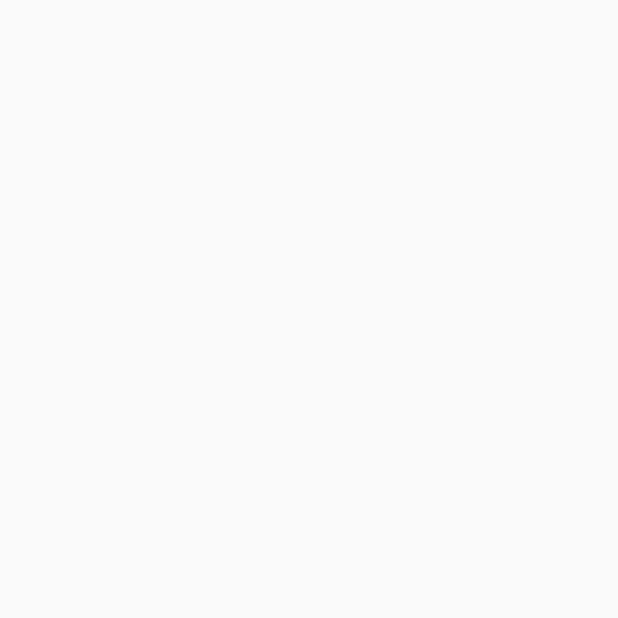
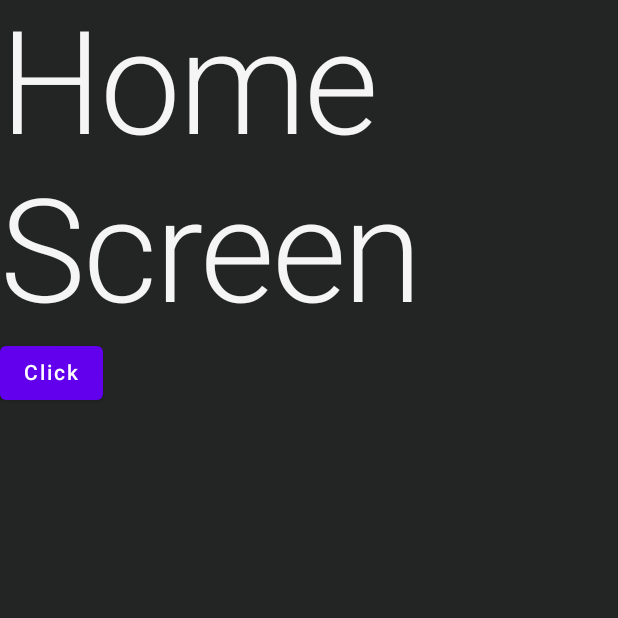
Before and after one commit to DEJA-1/Flight, an Android app built with Jetpack Compose: the screen it shows after launch (MainActivity), on a phone screen of 412 x 824 dp, the top half of it. Before the commit the part shown is empty. Run offline under Robolectric (Android 15) with nearby library versions, the phone set to English and light mode, and no system bars.

Commit message:
add navigation

```diff
--- a/app/src/main/java/com/example/flight/MainActivity.kt
+++ b/app/src/main/java/com/example/flight/MainActivity.kt
@@ -10,6 +10,7 @@ import androidx.compose.material.Text
 import androidx.compose.runtime.Composable
 import androidx.compose.ui.Modifier
 import androidx.compose.ui.tooling.preview.Preview
+import com.example.flight.navigation.NavGraph
 import com.example.flight.ui.theme.FlightTheme
 
 class MainActivity : ComponentActivity() {
@@ -17,7 +18,7 @@ class MainActivity : ComponentActivity() {
         super.onCreate(savedInstanceState)
         setContent {
             FlightTheme {
-
+                NavGraph()
             }
         }
     }
--- a/app/src/main/java/com/example/flight/common/AppColors.kt
+++ b/app/src/main/java/com/example/flight/common/AppColors.kt
@@ -6,4 +6,5 @@ object AppColors {
     val mBackground = Color(0xFF232424)
     val mBackgroundSec = Color(0xFF333533)
     val mMain = Color(0xFF6bd425)
+    val mTextWhite = Color(0xFFf5f5f5)
 }
--- /dev/null
+++ b/app/src/main/java/com/example/flight/navigation/NavGraph.kt
@@ -0,0 +1,37 @@
+package com.example.flight.navigation
+
+import androidx.compose.runtime.Composable
+import androidx.navigation.compose.NavHost
+import androidx.navigation.compose.composable
+import androidx.navigation.compose.rememberNavController
+import com.example.flight.presentation.screen.home.HomeScreen
+import com.example.flight.presentation.screen.info.InfoScreen
+import com.example.flight.presentation.screen.saved.SavedScreen
+
+@Composable
+fun NavGraph() {
+    val navController = rememberNavController()
+
+    NavHost(
+        navController = navController,
+        startDestination = Screen.Home.route
+    ) {
+        composable(
+            route = Screen.Home.route
+        ) {
+            HomeScreen(navController = navController)
+        }
+
+        composable(
+            route = Screen.Info.route
+        ) {
+            InfoScreen(navController = navController)
+        }
+
+        composable(
+            route = Screen.Saved.route
+        ) {
+            SavedScreen(navController = navController)
+        }
+    }
+}
--- /dev/null
+++ b/app/src/main/java/com/example/flight/navigation/Screen.kt
@@ -0,0 +1,7 @@
+package com.example.flight.navigation
+
+sealed class Screen (val route: String) {
+    object Home: Screen(route = "home_screen")
+    object Info: Screen(route = "info_screen")
+    object Saved: Screen(route = "saved_screen")
+}
--- /dev/null
+++ b/app/src/main/java/com/example/flight/presentation/screen/home/HomeScreen.kt
@@ -0,0 +1,43 @@
+package com.example.flight.presentation.screen.home
+
+import androidx.compose.foundation.background
+import androidx.compose.foundation.layout.Box
+import androidx.compose.foundation.layout.Column
+import androidx.compose.foundation.layout.fillMaxSize
+import androidx.compose.foundation.layout.padding
+import androidx.compose.material.Button
+import androidx.compose.material.MaterialTheme
+import androidx.compose.material.Text
+import androidx.compose.runtime.Composable
+import androidx.compose.ui.Modifier
+import androidx.compose.ui.unit.dp
+import androidx.navigation.NavController
+import com.example.flight.common.AppColors
+import com.example.flight.navigation.Screen
+
+@Composable
+fun HomeScreen(
+    navController: NavController
+) {
+
+    Box(
+        modifier = Modifier
+            .fillMaxSize()
+            .background(AppColors.mBackground)
+    ) {
+        Column() {
+            Text(
+                text = "Home Screen",
+                style = MaterialTheme.typography.h1,
+                color = AppColors.mTextWhite
+            )
+
+            Button(
+                onClick = { navController.navigate(Screen.Info.route) }) {
+                Text(text = "Click")
+            }
+        }
+
+    }
+
+}
```
Also changed, not shown: app/src/main/java/com/example/flight/presentation/screen/info/InfoScreen.kt (added, +28 -0 lines), app/src/main/java/com/example/flight/presentation/screen/saved/SavedScreen.kt (added, +28 -0 lines).
